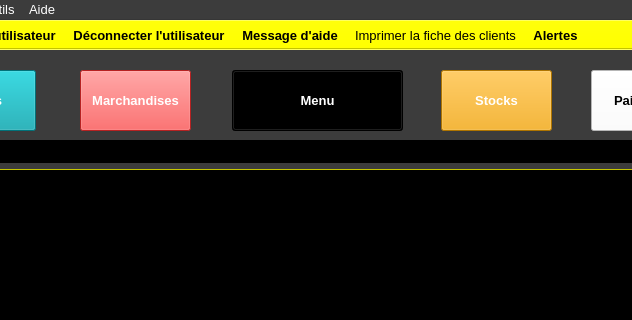
xnoumbissinoundou/yeroth-erp-3.0, file ui/yeroth-erp-clients-window.ui: the form before one commit; both pictures show x 86 to 718 and y 0 to 320 of the 800 by 600 pixel window.
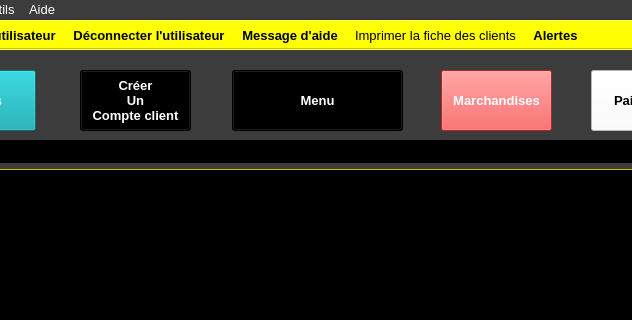
The form after the commit. Icons and pictures are not drawn. Custom widgets are drawn as their Qt base class.

```diff
--- a/ui/yeroth-erp-clients-window.ui
+++ b/ui/yeroth-erp-clients-window.ui
@@ -872,7 +872,7 @@
      <string>Achats</string>
     </property>
    </widget>
-   <widget class="YerothPushButton" name="pushButton_marchandises">
+   <widget class="YerothPushButton" name="pushButton_creer_compte_client">
     <property name="geometry">
      <rect>
       <x>166</x>
@@ -887,63 +887,63 @@
        <colorrole role="WindowText">
         <brush brushstyle="SolidPattern">
          <color alpha="255">
-          <red>0</red>
-          <green>0</green>
-          <blue>0</blue>
+          <red>255</red>
+          <green>255</green>
+          <blue>255</blue>
          </color>
         </brush>
        </colorrole>
        <colorrole role="Button">
         <brush brushstyle="SolidPattern">
          <color alpha="255">
-          <red>255</red>
-          <green>48</green>
-          <blue>48</blue>
+          <red>0</red>
+          <green>0</green>
+          <blue>0</blue>
          </color>
         </brush>
        </colorrole>
        <colorrole role="Light">
         <brush brushstyle="SolidPattern">
          <color alpha="255">
-          <red>255</red>
-          <green>176</green>
-          <blue>176</blue>
+          <red>0</red>
+          <green>0</green>
+          <blue>0</blue>
          </color>
         </brush>
        </colorrole>
        <colorrole role="Midlight">
         <brush brushstyle="SolidPattern">
          <color alpha="255">
-          <red>255</red>
-          <green>112</green>
-          <blue>112</blue>
+          <red>0</red>
+          <green>0</green>
+          <blue>0</blue>
          </color>
         </brush>
        </colorrole>
        <colorrole role="Dark">
         <brush brushstyle="SolidPattern">
          <color alpha="255">
-          <red>127</red>
-          <green>24</green>
-          <blue>24</blue>
+          <red>0</red>
+          <green>0</green>
+          <blue>0</blue>
          </color>
         </brush>
        </colorrole>
        <colorrole role="Mid">
         <brush brushstyle="SolidPattern">
          <color alpha="255">
-          <red>170</red>
-          <green>32</green>
-          <blue>32</blue>
+          <red>0</red>
+          <green>0</green>
+          <blue>0</blue>
          </color>
         </brush>
        </colorrole>
        <colorrole role="Text">
         <brush brushstyle="SolidPattern">
          <color alpha="255">
-          <red>0</red>
-          <green>0</green>
-          <blue>0</blue>
+          <red>255</red>
+          <green>255</green>
+          <blue>255</blue>
          </color>
         </brush>
        </colorrole>
@@ -968,18 +968,18 @@
        <colorrole role="Base">
         <brush brushstyle="SolidPattern">
          <color alpha="255">
-          <red>255</red>
-          <green>255</green>
-          <blue>255</blue>
+          <red>0</red>
+          <green>0</green>
+          <blue>0</blue>
          </color>
         </brush>
        </colorrole>
        <colorrole role="Window">
         <brush brushstyle="SolidPattern">
          <color alpha="255">
-          <red>255</red>
-          <green>48</green>
-          <blue>48</blue>
+          <red>0</red>
+          <green>0</green>
+          <blue>0</blue>
          </color>
         </brush>
        </colorrole>
@@ -995,9 +995,9 @@
        <colorrole role="AlternateBase">
         <brush brushstyle="SolidPattern">
          <color alpha="255">
-          <red>255</red>
-          <green>151</green>
-          <blue>151</blue>
+          <red>0</red>
+          <green>0</green>
+          <blue>0</blue>
          </color>
         </brush>
        </colorrole>
@@ -1024,63 +1024,63 @@
        <colorrole role="WindowText">
         <brush brushstyle="SolidPattern">
          <color alpha="255">
-          <red>0</red>
-          <green>0</green>
-          <blue>0</blue>
+          <red>255</red>
+          <green>255</green>
+          <blue>255</blue>
          </color>
         </brush>
        </colorrole>
        <colorrole role="Button">
         <brush brushstyle="SolidPattern">
          <color alpha="255">
-          <red>255</red>
-          <green>48</green>
-          <blue>48</blue>
+          <red>0</red>
+          <green>0</green>
+          <blue>0</blue>
          </color>
         </brush>
        </colorrole>
        <colorrole role="Light">
         <brush brushstyle="SolidPattern">
          <color alpha="255">
-          <red>255</red>
-          <green>176</green>
-          <blue>176</blue>
+          <red>0</red>
+          <green>0</green>
+          <blue>0</blue>
          </color>
         </brush>
        </colorrole>
        <colorrole role="Midlight">
         <brush brushstyle="SolidPattern">
          <color alpha="255">
-          <red>255</red>
-          <green>112</green>
-          <blue>112</blue>
+          <red>0</red>
+          <green>0</green>
+          <blue>0</blue>
          </color>
         </brush>
        </colorrole>
        <colorrole role="Dark">
         <brush brushstyle="SolidPattern">
          <color alpha="255">
-          <red>127</red>
-          <green>24</green>
-          <blue>24</blue>
+          <red>0</red>
+          <green>0</green>
+          <blue>0</blue>
          </color>
         </brush>
        </colorrole>
        <colorrole role="Mid">
         <brush brushstyle="SolidPattern">
          <color alpha="255">
-          <red>170</red>
-          <green>32</green>
-          <blue>32</blue>
+          <red>0</red>
+          <green>0</green>
+          <blue>0</blue>
          </color>
         </brush>
        </colorrole>
        <colorrole role="Text">
         <brush brushstyle="SolidPattern">
          <color alpha="255">
-          <red>0</red>
-          <green>0</green>
-          <blue>0</blue>
+          <red>255</red>
+          <green>255</green>
+          <blue>255</blue>
          </color>
         </brush>
        </colorrole>
@@ -1105,18 +1105,18 @@
        <colorrole role="Base">
         <brush brushstyle="SolidPattern">
          <color alpha="255">
-          <red>255</red>
-          <green>255</green>
-          <blue>255</blue>
+          <red>0</red>
+          <green>0</green>
+          <blue>0</blue>
          </color>
         </brush>
        </colorrole>
        <colorrole role="Window">
         <brush brushstyle="SolidPattern">
          <color alpha="255">
-          <red>255</red>
-          <green>48</green>
-          <blue>48</blue>
+          <red>0</red>
+          <green>0</green>
+          <blue>0</blue>
          </color>
         </brush>
        </colorrole>
@@ -1132,9 +1132,9 @@
        <colorrole role="AlternateBase">
         <brush brushstyle="SolidPattern">
          <color alpha="255">
-          <red>255</red>
-          <green>151</green>
-          <blue>151</blue>
+          <red>0</red>
+          <green>0</green>
+          <blue>0</blue>
          </color>
         </brush>
        </colorrole>
@@ -1161,63 +1161,63 @@
        <colorrole role="WindowText">
         <brush brushstyle="SolidPattern">
          <color alpha="255">
-          <red>127</red>
-          <green>24</green>
-          <blue>24</blue>
+          <red>0</red>
+          <green>0</green>
+          <blue>0</blue>
          </color>
         </brush>
        </colorrole>
        <colorrole role="Button">
         <brush brushstyle="SolidPattern">
          <color alpha="255">
-          <red>255</red>
-          <green>48</green>
-          <blue>48</blue>
+          <red>0</red>
+          <green>0</green>
+          <blue>0</blue>
          </color>
         </brush>
        </colorrole>
        <colorrole role="Light">
         <brush brushstyle="SolidPattern">
          <color alpha="255">
-          <red>255</red>
-          <green>176</green>
-          <blue>176</blue>
+          <red>0</red>
+          <green>0</green>
+          <blue>0</blue>
          </color>
         </brush>
        </colorrole>
        <colorrole role="Midlight">
         <brush brushstyle="SolidPattern">
          <color alpha="255">
-          <red>255</red>
-          <green>112</green>
-          <blue>112</blue>
+          <red>0</red>
+          <green>0</green>
+          <blue>0</blue>
          </color>
         </brush>
        </colorrole>
        <colorrole role="Dark">
         <brush brushstyle="SolidPattern">
          <color alpha="255">
-          <red>127</red>
-          <green>24</green>
-          <blue>24</blue>
+          <red>0</red>
+          <green>0</green>
+          <blue>0</blue>
          </color>
         </brush>
        </colorrole>
        <colorrole role="Mid">
         <brush brushstyle="SolidPattern">
          <color alpha="255">
-          <red>170</red>
-          <green>32</green>
-          <blue>32</blue>
+          <red>0</red>
+          <green>0</green>
+          <blue>0</blue>
          </color>
         </brush>
        </colorrole>
        <colorrole role="Text">
         <brush brushstyle="SolidPattern">
          <color alpha="255">
-          <red>127</red>
-          <green>24</green>
-          <blue>24</blue>
+          <red>0</red>
+          <green>0</green>
+          <blue>0</blue>
          </color>
         </brush>
        </colorrole>
@@ -1233,27 +1233,27 @@
        <colorrole role="ButtonText">
         <brush brushstyle="SolidPattern">
          <color alpha="255">
-          <red>127</red>
-          <green>24</green>
-          <blue>24</blue>
+          <red>0</red>
+          <green>0</green>
+          <blue>0</blue>
          </color>
         </brush>
        </colorrole>
        <colorrole role="Base">
         <brush brushstyle="SolidPattern">
          <color alpha="255">
-          <red>255</red>
-          <green>48</green>
-          <blue>48</blue>
+          <red>0</red>
+          <green>0</green>
+          <blue>0</blue>
          </color>
         </brush>
        </colorrole>
        <colorrole role="Window">
         <brush brushstyle="SolidPattern">
          <color alpha="255">
-          <red>255</red>
-          <green>48</green>
-          <blue>48</blue>
+          <red>0</red>
+          <green>0</green>
+          <blue>0</blue>
          </color>
         </brush>
        </colorrole>
@@ -1269,9 +1269,9 @@
        <colorrole role="AlternateBase">
         <brush brushstyle="SolidPattern">
          <color alpha="255">
-          <red>255</red>
-          <green>48</green>
-          <blue>48</blue>
+          <red>0</red>
+          <green>0</green>
+          <blue>0</blue>
          </color>
         </brush>
        </colorrole>
@@ -1305,7 +1305,9 @@
      </font>
     </property>
     <property name="text">
-     <string>Marchandises</string>
+     <string>Créer
+Un
+Compte client</string>
     </property>
    </widget>
    <widget class="YerothPushButton" name="pushButton_historique_paiements">
@@ -2178,7 +2180,7 @@
      <string>Menu</string>
     </property>
    </widget>
-   <widget class="YerothPushButton" name="pushButton_stocks">
+   <widget class="YerothPushButton" name="pushButton_marchandises">
     <property name="geometry">
      <rect>
       <x>527</x>
@@ -2193,18 +2195,18 @@
        <colorrole role="WindowText">
         <brush brushstyle="SolidPattern">
          <color alpha="255">
-          <red>0</red>
-          <green>0</green>
-          <blue>0</blue>
+          <red>255</red>
+          <green>255</green>
+          <blue>255</blue>
          </color>
         </brush>
        </colorrole>
        <colorrole role="Button">
         <brush brushstyle="SolidPattern">
          <color alpha="255">
-          <red>243</red>
-          <green>162</green>
-          <blue>0</blue>
+          <red>255</red>
+          <green>48</green>
+          <blue>48</blue>
          </color>
         </brush>
        </colorrole>
@@ -2212,44 +2214,44 @@
         <brush brushstyle="SolidPattern">
          <color alpha="255">
           <red>255</red>
-          <green>207</green>
-          <blue>109</blue>
+          <green>176</green>
+          <blue>176</blue>
          </color>
         </brush>
        </colorrole>
        <colorrole role="Midlight">
         <brush brushstyle="SolidPattern">
          <color alpha="255">
-          <red>249</red>
-          <green>184</green>
-          <blue>54</blue>
+          <red>255</red>
+          <green>112</green>
+          <blue>112</blue>
          </color>
         </brush>
        </colorrole>
        <colorrole role="Dark">
         <brush brushstyle="SolidPattern">
          <color alpha="255">
-          <red>121</red>
-          <green>81</green>
-          <blue>0</blue>
+          <red>127</red>
+          <green>24</green>
+          <blue>24</blue>
          </color>
         </brush>
        </colorrole>
        <colorrole role="Mid">
         <brush brushstyle="SolidPattern">
          <color alpha="255">
-          <red>162</red>
-          <green>108</green>
-          <blue>0</blue>
+          <red>170</red>
+          <green>32</green>
+          <blue>32</blue>
          </color>
         </brush>
        </colorrole>
        <colorrole role="Text">
         <brush brushstyle="SolidPattern">
          <color alpha="255">
-          <red>0</red>
-          <green>0</green>
-          <blue>0</blue>
+          <red>255</red>
+          <green>255</green>
+          <blue>255</blue>
          </color>
         </brush>
        </colorrole>
@@ -2283,9 +2285,9 @@
        <colorrole role="Window">
         <brush brushstyle="SolidPattern">
          <color alpha="255">
-          <red>243</red>
-          <green>162</green>
-          <blue>0</blue>
+          <red>255</red>
+          <green>48</green>
+          <blue>48</blue>
          </color>
         </brush>
        </colorrole>
@@ -2301,9 +2303,9 @@
        <colorrole role="AlternateBase">
         <brush brushstyle="SolidPattern">
          <color alpha="255">
-          <red>249</red>
-          <green>208</green>
-          <blue>127</blue>
+          <red>255</red>
+          <green>151</green>
+          <blue>151</blue>
          </color>
         </brush>
        </colorrole>
@@ -2330,18 +2332,18 @@
        <colorrole role="WindowText">
         <brush brushstyle="SolidPattern">
          <color alpha="255">
-          <red>0</red>
-          <green>0</green>
-          <blue>0</blue>
+          <red>255</red>
+          <green>255</green>
+          <blue>255</blue>
          </color>
         </brush>
        </colorrole>
        <colorrole role="Button">
         <brush brushstyle="SolidPattern">
          <color alpha="255">
-          <red>243</red>
-          <green>162</green>
-          <blue>0</blue>
+          <red>255</red>
+          <green>48</green>
+          <blue>48</blue>
          </color>
         </brush>
        </colorrole>
@@ -2349,44 +2351,44 @@
         <brush brushstyle="SolidPattern">
          <color alpha="255">
           <red>255</red>
-          <green>207</green>
-          <blue>109</blue>
+          <green>176</green>
+          <blue>176</blue>
          </color>
         </brush>
        </colorrole>
        <colorrole role="Midlight">
         <brush brushstyle="SolidPattern">
          <color alpha="255">
-          <red>249</red>
-          <green>184</green>
-          <blue>54</blue>
+          <red>255</red>
+          <green>112</green>
+          <blue>112</blue>
          </color>
         </brush>
        </colorrole>
        <colorrole role="Dark">
         <brush brushstyle="SolidPattern">
          <color alpha="255">
-          <red>121</red>
-          <green>81</green>
-          <blue>0</blue>
+          <red>127</red>
+          <green>24</green>
+          <blue>24</blue>
          </color>
         </brush>
        </colorrole>
        <colorrole role="Mid">
         <brush brushstyle="SolidPattern">
          <color alpha="255">
-          <red>162</red>
-          <green>108</green>
-          <blue>0</blue>
+          <red>170</red>
+          <green>32</green>
+          <blue>32</blue>
          </color>
         </brush>
        </colorrole>
        <colorrole role="Text">
         <brush brushstyle="SolidPattern">
          <color alpha="255">
-          <red>0</red>
-          <green>0</green>
-          <blue>0</blue>
+          <red>255</red>
+          <green>255</green>
+          <blue>255</blue>
          </color>
         </brush>
        </colorrole>
@@ -2420,9 +2422,9 @@
        <colorrole role="Window">
         <brush brushstyle="SolidPattern">
          <color alpha="255">
-          <red>243</red>
-          <green>162</green>
-          <blue>0</blue>
+          <red>255</red>
+          <green>48</green>
+          <blue>48</blue>
          </color>
         </brush>
        </colorrole>
@@ -2438,9 +2440,9 @@
        <colorrole role="AlternateBase">
         <brush brushstyle="SolidPattern">
          <color alpha="255">
-          <red>249</red>
-          <green>208</green>
-          <blue>127</blue>
+          <red>255</red>
+          <green>151</green>
+          <blue>151</blue>
          </color>
         </brush>
        </colorrole>
@@ -2467,18 +2469,18 @@
        <colorrole role="WindowText">
         <brush brushstyle="SolidPattern">
          <color alpha="255">
-          <red>121</red>
-          <green>81</green>
-          <blue>0</blue>
+          <red>127</red>
+          <green>24</green>
+          <blue>24</blue>
          </color>
         </brush>
        </colorrole>
        <colorrole role="Button">
         <brush brushstyle="SolidPattern">
          <color alpha="255">
-          <red>243</red>
-          <green>162</green>
-          <blue>0</blue>
+          <red>255</red>
+          <green>48</green>
+          <blue>48</blue>
          </color>
         </brush>
        </colorrole>
@@ -2486,44 +2488,44 @@
         <brush brushstyle="SolidPattern">
          <color alpha="255">
           <red>255</red>
-          <green>207</green>
-          <blue>109</blue>
+          <green>176</green>
+          <blue>176</blue>
          </color>
         </brush>
        </colorrole>
        <colorrole role="Midlight">
         <brush brushstyle="SolidPattern">
          <color alpha="255">
-          <red>249</red>
-          <green>184</green>
-          <blue>54</blue>
+          <red>255</red>
+          <green>112</green>
+          <blue>112</blue>
          </color>
         </brush>
        </colorrole>
        <colorrole role="Dark">
         <brush brushstyle="SolidPattern">
          <color alpha="255">
-          <red>121</red>
-          <green>81</green>
-          <blue>0</blue>
+          <red>127</red>
+          <green>24</green>
+          <blue>24</blue>
          </color>
         </brush>
        </colorrole>
        <colorrole role="Mid">
         <brush brushstyle="SolidPattern">
          <color alpha="255">
-          <red>162</red>
-          <green>108</green>
-          <blue>0</blue>
+          <red>170</red>
+          <green>32</green>
+          <blue>32</blue>
          </color>
         </brush>
        </colorrole>
        <colorrole role="Text">
         <brush brushstyle="SolidPattern">
          <color alpha="255">
-          <red>121</red>
-          <green>81</green>
-          <blue>0</blue>
+          <red>127</red>
+          <green>24</green>
+          <blue>24</blue>
          </color>
         </brush>
        </colorrole>
@@ -2539,27 +2541,27 @@
        <colorrole role="ButtonText">
         <brush brushstyle="SolidPattern">
          <color alpha="255">
-          <red>121</red>
-          <green>81</green>
-          <blue>0</blue>
+          <red>127</red>
+          <green>24</green>
+          <blue>24</blue>
          </color>
         </brush>
        </colorrole>
        <colorrole role="Base">
         <brush brushstyle="SolidPattern">
          <color alpha="255">
-          <red>243</red>
-          <green>162</green>
-          <blue>0</blue>
+          <red>255</red>
+          <green>48</green>
+          <blue>48</blue>
          </color>
         </brush>
        </colorrole>
        <colorrole role="Window">
         <brush brushstyle="SolidPattern">
          <color alpha="255">
-          <red>243</red>
-          <green>162</green>
-          <blue>0</blue>
+          <red>255</red>
+          <green>48</green>
+          <blue>48</blue>
          </color>
         </brush>
        </colorrole>
@@ -2575,9 +2577,9 @@
        <colorrole role="AlternateBase">
         <brush brushstyle="SolidPattern">
          <color alpha="255">
-          <red>243</red>
-          <green>162</green>
-          <blue>0</blue>
+          <red>255</red>
+          <green>48</green>
+          <blue>48</blue>
          </color>
         </brush>
        </colorrole>
@@ -2610,7 +2612,7 @@
      </font>
     </property>
     <property name="text">
-     <string>Stocks</string>
+     <string>Marchandises</string>
     </property>
    </widget>
    <widget class="YerothLineEdit" name="lineEdit_nom_entreprise">
```
Left out of the diff: 30 changed lines with no effect on the pictures.
